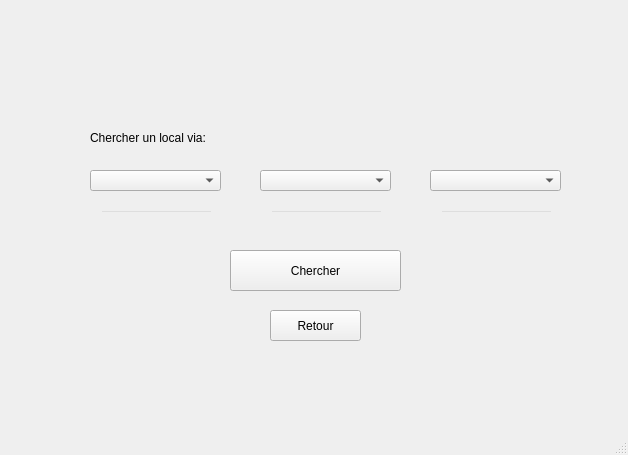
Before: the Qt Designer form mainwindow.ui in mohamedazizgallala/Smart_wedding_reception_2A8, drawn with Qt 5.
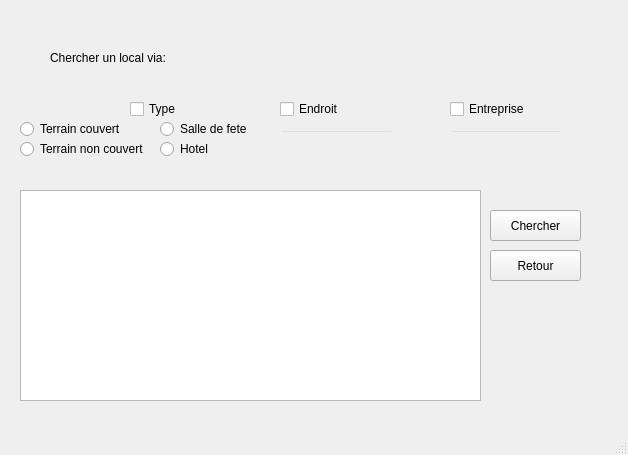
After: the same form once the commit is applied. The open tabs and pages were chosen to show the change. Icons and pictures are not drawn.

What changed in the file:
```diff
--- a/mainwindow.ui
+++ b/mainwindow.ui
@@ -1547,10 +1547,10 @@
      <widget class="QWidget" name="widget_search_local" native="true">
       <property name="geometry">
        <rect>
-        <x>50</x>
-        <y>110</y>
-        <width>541</width>
-        <height>251</height>
+        <x>10</x>
+        <y>30</y>
+        <width>581</width>
+        <height>391</height>
        </rect>
       </property>
       <property name="styleSheet">
@@ -1574,107 +1574,24 @@
         <string>Chercher un local via:</string>
        </property>
       </widget>
-      <widget class="QComboBox" name="critere_1_local">
+      <widget class="QCheckBox" name="checkBox_entreprise_2">
        <property name="geometry">
         <rect>
-         <x>40</x>
-         <y>60</y>
-         <width>131</width>
-         <height>21</height>
+         <x>440</x>
+         <y>70</y>
+         <width>81</width>
+         <height>18</height>
         </rect>
-       </property>
-      </widget>
-      <widget class="QComboBox" name="critere_2_local">
-       <property name="geometry">
-        <rect>
-         <x>210</x>
-         <y>60</y>
-         <width>131</width>
-         <height>21</height>
-        </rect>
-       </property>
-      </widget>
-      <widget class="QComboBox" name="critere_3_local">
-       <property name="geometry">
-        <rect>
-         <x>380</x>
-         <y>60</y>
-         <width>131</width>
-         <height>21</height>
-        </rect>
-       </property>
-      </widget>
-      <widget class="QLineEdit" name="critere_1_localEdit">
-       <property name="geometry">
-        <rect>
-         <x>50</x>
-         <y>100</y>
-         <width>113</width>
-         <height>20</height>
-        </rect>
-       </property>
-       <property name="styleSheet">
-        <string notr="true">background:transparent;</string>
-       </property>
-      </widget>
-      <widget class="QLineEdit" name="critere_2_localEdit">
-       <property name="geometry">
-        <rect>
-         <x>220</x>
-         <y>100</y>
-         <width>113</width>
-         <height>20</height>
-        </rect>
-       </property>
-       <property name="styleSheet">
-        <string notr="true">background:transparent;</string>
-       </property>
-      </widget>
-      <widget class="QLineEdit" name="critere_3_localEdit">
-       <property name="geometry">
-        <rect>
-         <x>390</x>
-         <y>100</y>
-         <width>113</width>
-         <height>20</height>
-        </rect>
-       </property>
-       <property name="styleSheet">
-        <string notr="true">background:transparent;</string>
-       </property>
-      </widget>
-      <widget class="QPushButton" name="search_localButton">
-       <property name="geometry">
-        <rect>
-         <x>180</x>
-         <y>140</y>
-         <width>171</width>
-         <height>41</height>
-        </rect>
-       </property>
-       <property name="styleSheet">
-        <string notr="true">background:transparent;
-font: italic 12pt &quot;Century Gothic&quot;;
-color: qconicalgradient(cx:0.5, cy:0.5, angle:0, stop:0 rgba(35, 40, 3, 255), stop:0.16 rgba(136, 106, 22, 255), stop:0.225 rgba(166, 140, 41, 255), stop:0.285 rgba(204, 181, 74, 255), stop:0.345 rgba(235, 219, 102, 255), stop:0.415 rgba(245, 236, 112, 255), stop:0.52 rgba(209, 190, 76, 255), stop:0.57 rgba(187, 156, 51, 255), stop:0.635 rgba(168, 142, 42, 255), stop:0.695 rgba(202, 174, 68, 255), stop:0.75 rgba(218, 202, 86, 255), stop:0.815 rgba(208, 187, 73, 255), stop:0.88 rgba(187, 156, 51, 255), stop:0.935 rgba(137, 108, 26, 255), stop:1 rgba(35, 40, 3, 255));
-border-bottom:2px solid#717072;
-border-color: qconicalgradient(cx:0.5, cy:0.5, angle:0, stop:0 rgba(35, 40, 3, 255), stop:0.16 rgba(136, 106, 22, 255), stop:0.225 rgba(166, 140, 41, 255), stop:0.285 rgba(204, 181, 74, 255), stop:0.345 rgba(235, 219, 102, 255), stop:0.415 rgba(245, 236, 112, 255), stop:0.52 rgba(209, 190, 76, 255), stop:0.57 rgba(187, 156, 51, 255), stop:0.635 rgba(168, 142, 42, 255), stop:0.695 rgba(202, 174, 68, 255), stop:0.75 rgba(218, 202, 86, 255), stop:0.815 rgba(208, 187, 73, 255), stop:0.88 rgba(187, 156, 51, 255), stop:0.935 rgba(137, 108, 26, 255), stop:1 rgba(35, 40, 3, 255));
-background-color: rgb(255, 212, 250);
-
-border-radius:15px;}
-QPushButton:hover{
-	
-	background-color: rgb(234, 78, 117);
-</string>
        </property>
        <property name="text">
-        <string>Chercher</string>
+        <string>Entreprise</string>
        </property>
       </widget>
       <widget class="QPushButton" name="return_search_localButton">
        <property name="geometry">
         <rect>
-         <x>220</x>
-         <y>200</y>
+         <x>480</x>
+         <y>220</y>
          <width>91</width>
          <height>31</height>
         </rect>
@@ -1697,6 +1614,147 @@
         <string>Retour</string>
        </property>
       </widget>
+      <widget class="QPushButton" name="search_localButton">
+       <property name="geometry">
+        <rect>
+         <x>480</x>
+         <y>180</y>
+         <width>91</width>
+         <height>31</height>
+        </rect>
+       </property>
+       <property name="styleSheet">
+        <string notr="true">background:transparent;
+font: italic 12pt &quot;Century Gothic&quot;;
+color: qconicalgradient(cx:0.5, cy:0.5, angle:0, stop:0 rgba(35, 40, 3, 255), stop:0.16 rgba(136, 106, 22, 255), stop:0.225 rgba(166, 140, 41, 255), stop:0.285 rgba(204, 181, 74, 255), stop:0.345 rgba(235, 219, 102, 255), stop:0.415 rgba(245, 236, 112, 255), stop:0.52 rgba(209, 190, 76, 255), stop:0.57 rgba(187, 156, 51, 255), stop:0.635 rgba(168, 142, 42, 255), stop:0.695 rgba(202, 174, 68, 255), stop:0.75 rgba(218, 202, 86, 255), stop:0.815 rgba(208, 187, 73, 255), stop:0.88 rgba(187, 156, 51, 255), stop:0.935 rgba(137, 108, 26, 255), stop:1 rgba(35, 40, 3, 255));
+border-bottom:2px solid#717072;
+border-color: qconicalgradient(cx:0.5, cy:0.5, angle:0, stop:0 rgba(35, 40, 3, 255), stop:0.16 rgba(136, 106, 22, 255), stop:0.225 rgba(166, 140, 41, 255), stop:0.285 rgba(204, 181, 74, 255), stop:0.345 rgba(235, 219, 102, 255), stop:0.415 rgba(245, 236, 112, 255), stop:0.52 rgba(209, 190, 76, 255), stop:0.57 rgba(187, 156, 51, 255), stop:0.635 rgba(168, 142, 42, 255), stop:0.695 rgba(202, 174, 68, 255), stop:0.75 rgba(218, 202, 86, 255), stop:0.815 rgba(208, 187, 73, 255), stop:0.88 rgba(187, 156, 51, 255), stop:0.935 rgba(137, 108, 26, 255), stop:1 rgba(35, 40, 3, 255));
+background-color: rgb(255, 212, 250);
+
+border-radius:15px;}
+QPushButton:hover{
+	
+	background-color: rgb(234, 78, 117);
+</string>
+       </property>
+       <property name="text">
+        <string>Chercher</string>
+       </property>
+      </widget>
+      <widget class="QLineEdit" name="critere_endroitEdit">
+       <property name="geometry">
+        <rect>
+         <x>270</x>
+         <y>100</y>
+         <width>113</width>
+         <height>20</height>
+        </rect>
+       </property>
+       <property name="styleSheet">
+        <string notr="true">background:transparent;</string>
+       </property>
+      </widget>
+      <widget class="QCheckBox" name="checkBox_type">
+       <property name="geometry">
+        <rect>
+         <x>120</x>
+         <y>70</y>
+         <width>70</width>
+         <height>18</height>
+        </rect>
+       </property>
+       <property name="text">
+        <string>Type</string>
+       </property>
+      </widget>
+      <widget class="QLineEdit" name="critere_entrepriseEdit_2">
+       <property name="geometry">
+        <rect>
+         <x>440</x>
+         <y>100</y>
+         <width>113</width>
+         <height>20</height>
+        </rect>
+       </property>
+       <property name="styleSheet">
+        <string notr="true">background:transparent;</string>
+       </property>
+      </widget>
+      <widget class="QCheckBox" name="checkBox_endroit">
+       <property name="geometry">
+        <rect>
+         <x>270</x>
+         <y>70</y>
+         <width>70</width>
+         <height>18</height>
+        </rect>
+       </property>
+       <property name="text">
+        <string>Endroit</string>
+       </property>
+      </widget>
+      <widget class="QTableView" name="tableView_2">
+       <property name="geometry">
+        <rect>
+         <x>10</x>
+         <y>160</y>
+         <width>461</width>
+         <height>211</height>
+        </rect>
+       </property>
+      </widget>
+      <widget class="QRadioButton" name="critere_terraincouvert">
+       <property name="geometry">
+        <rect>
+         <x>10</x>
+         <y>90</y>
+         <width>111</width>
+         <height>18</height>
+        </rect>
+       </property>
+       <property name="text">
+        <string>Terrain couvert</string>
+       </property>
+      </widget>
+      <widget class="QRadioButton" name="critere_terrainnoncouvert">
+       <property name="geometry">
+        <rect>
+         <x>10</x>
+         <y>110</y>
+         <width>131</width>
+         <height>18</height>
+        </rect>
+       </property>
+       <property name="text">
+        <string>Terrain non couvert</string>
+       </property>
+      </widget>
+      <widget class="QRadioButton" name="critere_salledefete">
+       <property name="geometry">
+        <rect>
+         <x>150</x>
+         <y>90</y>
+         <width>101</width>
+         <height>18</height>
+        </rect>
+       </property>
+       <property name="text">
+        <string>Salle de fete</string>
+       </property>
+      </widget>
+      <widget class="QRadioButton" name="critere_hotel">
+       <property name="geometry">
+        <rect>
+         <x>150</x>
+         <y>110</y>
+         <width>83</width>
+         <height>18</height>
+        </rect>
+       </property>
+       <property name="text">
+        <string>Hotel</string>
+       </property>
+      </widget>
      </widget>
     </widget>
     <widget class="QWidget" name="localListWindow">
```
Left out of the diff: 487 changed lines with no effect on the pictures.
